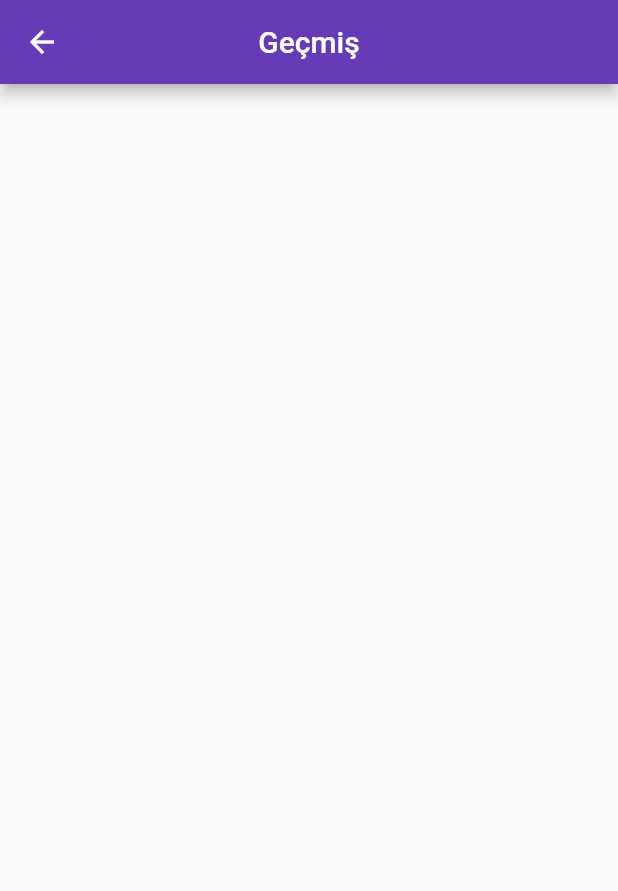
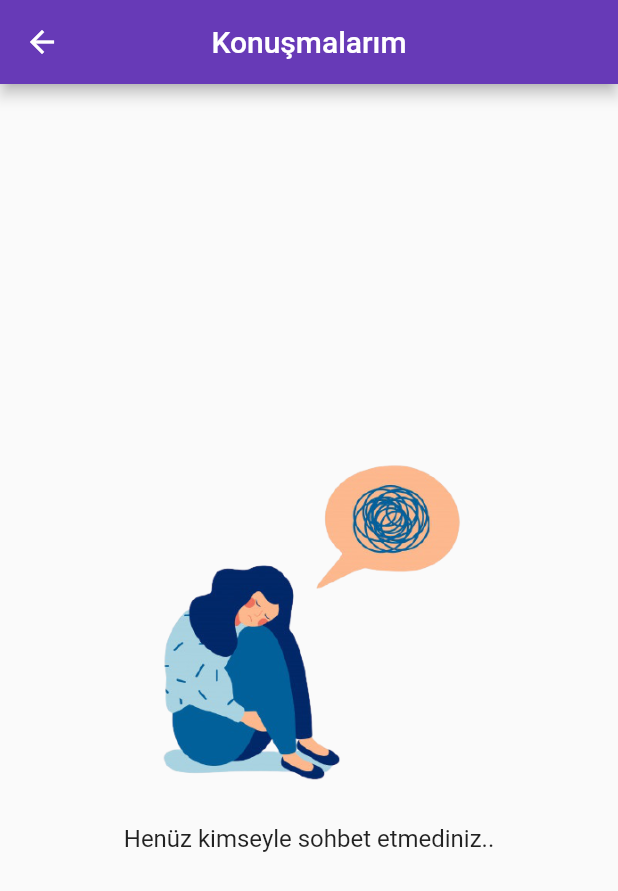
Before and after one commit to berkanaslan/flutter_live_chat_app, a Flutter app: the ChatHistory screen opened directly, on a phone screen of 412 x 824 dp. Shown: the top 891 px of the screen. Run offline on Flutter 3.47's test engine with Material 2 defaults, Android fonts, the light colour scheme and no system bars; our stand-ins replace cloud_firestore, firebase_auth, firebase_core, firebase_storage, get_it, google_fonts and 2 more; accounts and stored records are empty.

Commit message:
updated chat_history.dart

```diff
--- a/lib/app/chat_history.dart
+++ b/lib/app/chat_history.dart
@@ -1,5 +1,7 @@
 import 'package:flutter/material.dart';
+import 'package:flutter_live_chat_app/app/chat_page.dart';
 import 'package:flutter_live_chat_app/models/chats_model.dart';
+import 'package:flutter_live_chat_app/models/user_model.dart';
 import 'package:flutter_live_chat_app/view_models/user_view_model.dart';
 import 'package:provider/provider.dart';
 
@@ -15,21 +17,95 @@ class _ChatHistoryState extends State<ChatHistory> {
     return Scaffold(
       appBar: AppBar(
         centerTitle: true,
-        title: Text("Geçmiş"),
+        title: Text("Konuşmalarım"),
       ),
-      body: StreamBuilder<List<ChatModel>>(
-        stream:
+      body: FutureBuilder<List<ChatModel>>(
+        future:
             _userViewModel.getAllConversations(_userViewModel.userModel.userID),
-        builder: (context, streamList) {
-          return ListView.builder(
-              itemCount: streamList.data.length,
-              itemBuilder: (context, index) {
-                return ListTile(
-                  title: Text(streamList.data[index].lastMessage),
-                );
-              });
+        builder: (context, future) {
+          if (future.hasData) {
+            if (future.data.length > 0) {
+              return RefreshIndicator(
+                onRefresh: _refreshChatHistory,
+                child: ListView.builder(
+                    itemCount: future.data.length,
+                    itemBuilder: (context, index) {
+                      return GestureDetector(
+                        child: ListTile(
+                          leading: CircleAvatar(
+                            backgroundImage: NetworkImage(
+                              future.data[index].chatUserProfilePhotoUrl,
+                            ),
+                          ),
+                          title: Text(
+                            "@" + future.data[index].chatUserUserName,
+                          ),
+                          subtitle: future.data[index].lastMessage.length > 25
+                              ? Text(future.data[index].lastMessage
+                                      .substring(0, 25) +
+                                  "...")
+                              : Text(future.data[index].lastMessage),
+                        ),
+                        onTap: () async {
+                          UserModel chatUserDetails = await _userViewModel
+                              .getUser(future.data[index].chatUser);
+                          Navigator.of(context, rootNavigator: true).push(
+                            MaterialPageRoute(
+                              builder: (context) => ChatPage(
+                                currentUser: _userViewModel.userModel,
+                                chatUser: chatUserDetails,
+                              ),
+                            ),
+                          );
+                        },
+                      );
+                    }),
+              );
+            } else {
+              return RefreshIndicator(
+                onRefresh: _refreshChatHistory,
+                child: SingleChildScrollView(
+                  physics: AlwaysScrollableScrollPhysics(),
+                  child: Container(
+                    height: MediaQuery.of(context).size.height - 92,
+                    child: Center(
+                      child: Column(
+                        mainAxisAlignment: MainAxisAlignment.center,
+                        crossAxisAlignment: CrossAxisAlignment.center,
+                        children: [
+                          Container(
+                            height:
+                                ((MediaQuery.of(context).size.height) * 2 / 6),
+                            child: Image.asset(
+                              "assets/images/userNotFound.png",
+                              fit: BoxFit.contain,
+                            ),
+                          ),
+                          Text(
+                            "Henüz kimseyle sohbet etmediniz..",
+                            style: TextStyle(fontSize: 16),
+                            textAlign: TextAlign.center,
+                          ),
+                        ],
+                      ),
+                    ),
+                  ),
+                ),
+              );
+            }
+          } else {
+            return Center(
+              child: CircularProgressIndicator(),
+            );
+          }
         },
       ),
     );
   }
+
+  Future<Null> _refreshChatHistory() async {
+    await Future.delayed(Duration(milliseconds: 500));
+    setState(() {});
+    return null;
+  }
 }
--- a/lib/models/chats_model.dart
+++ b/lib/models/chats_model.dart
@@ -7,6 +7,9 @@ class ChatModel {
   final bool isRead;
   final String lastMessage;
   final Timestamp readedTime;
+  String chatUserUserName;
+  String chatUserProfilePhotoUrl;
+  DateTime lastSeenTime;
 
   ChatModel(this.chatOwner, this.chatUser, this.createdAt, this.isRead,
       this.lastMessage, this.readedTime);
@@ -32,6 +35,6 @@ class ChatModel {
 
   @override
   String toString() {
-    return 'ChatModel{chatOwner: $chatOwner, chatUser: $chatUser, createdAt: $createdAt, isRead: $isRead, lastMessage: $lastMessage, readedTime: $readedTime}';
+    return 'ChatModel{chatOwner: $chatOwner, chatUser: $chatUser, createdAt: $createdAt, isRead: $isRead, lastMessage: $lastMessage, readedTime: $readedTime, chatUserUserName: $chatUserUserName, chatUserProfilePhotoUrl: $chatUserProfilePhotoUrl}';
   }
 }
--- a/lib/models/user_model.dart
+++ b/lib/models/user_model.dart
@@ -13,6 +13,9 @@ class UserModel {
   int level;
 
   UserModel({@required this.userID, @required this.mail});
+
+  UserModel.forChatPage(
+      {this.userID, this.profilePhotoUrl, this.userName, this.mail});
 
   Map<String, dynamic> toMap() {
     return {
--- a/lib/services/db_base.dart
+++ b/lib/services/db_base.dart
@@ -8,8 +8,9 @@ abstract class DBBase {
   Future<bool> updateUserName(String userID, String userName);
   Future<bool> updateProfilePhoto(String userID, String profilePhotoUrl);
   Future<List<UserModel>> getAllUsers(String currentUserID);
-  Stream<List<ChatModel>> getAllConversations(String currentUserID);
+  Future<List<ChatModel>> getAllConversations(String currentUserID);
   Stream<List<MessageModel>> getMessages(
       String currentUserID, String chatUserID);
   Future<bool> saveMessage(MessageModel sendingMessage);
+  Future<DateTime> showTime(String userID);
 }
--- a/lib/view_models/user_view_model.dart
+++ b/lib/view_models/user_view_model.dart
@@ -166,7 +166,11 @@ class UserViewModel with ChangeNotifier implements AuthBase {
     return await _userRepository.sendMessage(sendingMessage);
   }
 
-  Stream<List<ChatModel>> getAllConversations(String userID) {
+  Future<List<ChatModel>> getAllConversations(String userID) {
     return _userRepository.getAllConversations(userID);
   }
+
+  Future<UserModel> getUser(String userID) {
+    return _userRepository.getUser(userID);
+  }
 }
```
Also changed, not shown: lib/app/users.dart (+43 -4 lines), lib/repositories/user_repository.dart (+48 -6 lines), lib/services/firestore_db_service.dart (+34 -5 lines), assets/images/userNotFound.png (added).
